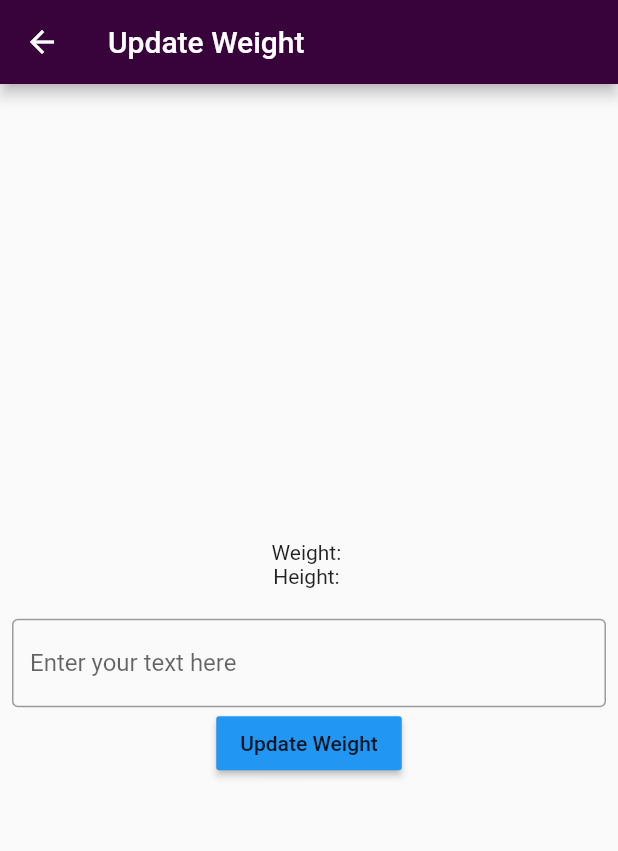
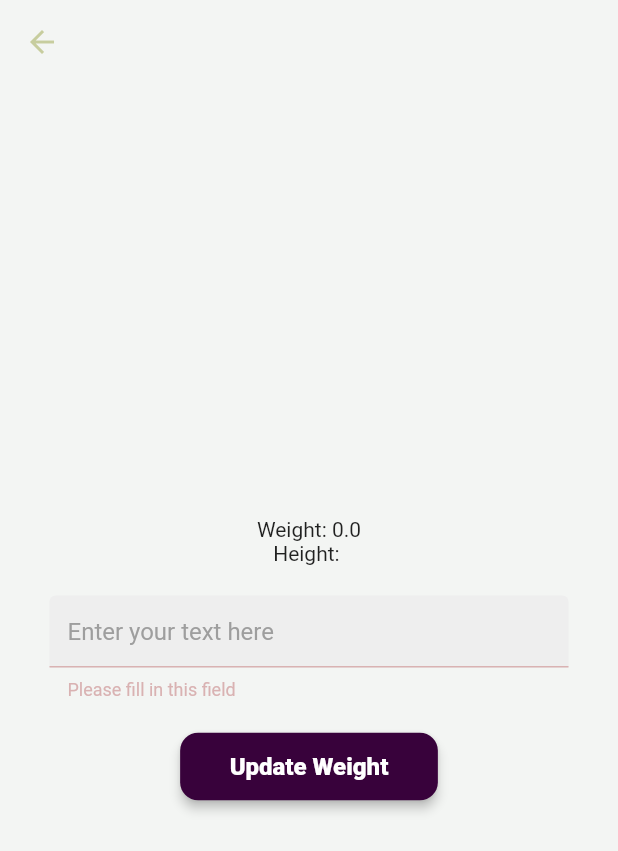
Before and after one commit to bartawil/fitApp, a Flutter app: the UpdateWeightScreen screen opened directly, after a tap on "Update Weight", on a phone screen of 412 x 824 dp. Shown: the top 851 px of the screen. Run offline on Flutter 3.47's test engine with Material 2 defaults, Android fonts, the phone set to English and light mode, and no system bars; our stand-ins replace bloc, cloud_firestore, equatable, firebase_auth, firebase_core, firebase_storage and 4 more; accounts and stored records are empty.

Commit message:
Update weight UI

```diff
--- a/lib/app_view.dart
+++ b/lib/app_view.dart
@@ -27,11 +27,11 @@ class MyAppView extends StatelessWidget {
           // primary: Color.fromRGBO(197, 219, 124, 1),
 
           onPrimary: Colors.white,
-          secondary: Color.fromRGBO(31,47,22, 1),
+          secondary: Color.fromARGB(90,118,132, 1),
           // secondary: Color.fromRGBO(65, 108, 172, 1),
           onSecondary: Colors.black,
 					tertiary: Color.fromRGBO(255, 204, 128, 1),
-          error: Colors.red,
+          error: Color.fromRGBO(217,178,178, 1),
 					outline: Color(0xFF424242)
         ),
 			),
--- a/lib/components/constants.dart
+++ b/lib/components/constants.dart
@@ -6,4 +6,6 @@ RegExp specialCharRexExp = RegExp(r'^(?=.*?[!@#$&*~`)\%\-(_+=;:,.<>/?"[{\]}\|^])
 
 RegExp israeliPhoneNumberRexExp = RegExp(r'^\+?(972|0)(\-)?0?(([23489]{1}\d{7})|[5]{1}\d{8})');
 
+RegExp doubleRexExp = RegExp(r'^\d+\.\d+$');
+
 String defaultAvater = 'https://banner2.cleanpng.com/20180410/bbw/kisspng-avatar-user-medicine-surgery-patient-avatar-5acc9f7a7cb983.0104600115233596105109.jpg';
--- a/lib/components/menu_button.dart
+++ b/lib/components/menu_button.dart
@@ -8,6 +8,7 @@ class MyMenuButton extends StatelessWidget {
   Color? backgroundColor;
   Color? fontColor;
   Color? iconColor;
+
 
   MyMenuButton({
     Key? key,
--- a/lib/screens/authentication/create_user_screen.dart
+++ b/lib/screens/authentication/create_user_screen.dart
@@ -225,9 +225,13 @@ class _CreateUserScreenState extends State<CreateUserScreen> {
 										obscureText: false,
 										keyboardType: TextInputType.number,
 										prefixIcon: const Icon(CupertinoIcons.chart_bar_alt_fill),
-										validator: (val) {
+                    validator: (val) {
                       if (val!.isEmpty) {
                         return 'Please fill in this field';
+                      } else if (val.length < 2) {
+                        return 'Please enter a valid weight';
+                      } else if (!doubleRexExp.hasMatch(val)) {
+                        return 'Format must be XX.XX';
                       } else {
                         try {
                           double age = double.parse(val);
@@ -238,7 +242,7 @@ class _CreateUserScreenState extends State<CreateUserScreen> {
                           return 'Please enter a valid number';
                         }
                       }
-                      return null;
+                        return null;
                     }
 									),
 								),
--- a/lib/screens/home/home_screen.dart
+++ b/lib/screens/home/home_screen.dart
@@ -212,7 +212,7 @@ class _HomeScreenState extends State<HomeScreen> {
                       ],
                     ),
                   ),
-                  const SizedBox(height: 30),
+                  const SizedBox(height: 50),
                   Row(
                     mainAxisAlignment: MainAxisAlignment.center,
                     children: [
@@ -248,7 +248,7 @@ class _HomeScreenState extends State<HomeScreen> {
                           },
                         ),
                       const SizedBox(width: 30),
-                      MyMenuButton(title: "Nutrintion", icon: 'assets/images/nutritional.png'),
+                      MyMenuButton(title: "settings", icon: 'assets/images/settings.png', iconColor: Theme.of(context).colorScheme.background.withOpacity(0.5), backgroundColor: Theme.of(context).colorScheme.primary, fontColor: Theme.of(context).colorScheme.background.withOpacity(0.5)),
                     ],
                   ),
                   const SizedBox(height: 30),
@@ -257,7 +257,8 @@ class _HomeScreenState extends State<HomeScreen> {
                     children: [
                       MyMenuButton(title: "Workouts", icon: 'assets/images/fitness.png'),
                       const SizedBox(width: 30),
-                      MyMenuButton(title: "settings", icon: 'assets/images/settings.png', iconColor: Theme.of(context).colorScheme.background.withOpacity(0.5), backgroundColor: Theme.of(context).colorScheme.primary, fontColor: Theme.of(context).colorScheme.background.withOpacity(0.5)),
+                      MyMenuButton(title: "Nutrintion", icon: 'assets/images/nutritional.png'),
+
                     ],
                   ),
                   const SizedBox(height: 10),
--- a/lib/screens/weight/update_weight_screen.dart
+++ b/lib/screens/weight/update_weight_screen.dart
@@ -2,6 +2,8 @@ import 'package:flutter/material.dart';
 import 'package:flutter_bloc/flutter_bloc.dart';
 import 'package:flutter_demo/blocs/my_user_bloc/my_user_bloc.dart';
 import 'package:flutter_demo/blocs/update_user_info_bloc/update_user_info_bloc.dart';
+import 'package:flutter_demo/components/constants.dart';
+import 'package:flutter_demo/components/text_field.dart';
 import 'package:user_repository/user_repository.dart';
 
 class UpdateWeightScreen extends StatefulWidget {
@@ -12,9 +14,10 @@ class UpdateWeightScreen extends StatefulWidget {
 }
 
 class _UpdateWeightScreenState extends State<UpdateWeightScreen> {
+  final _formKey = GlobalKey<FormState>();
   final weightController = TextEditingController();
-  String? prvWeight;
-  String? newWeight;
+  double? prvWeight;
+  double? newWeight;
 
   @override
   Widget build(BuildContext context) {
@@ -24,36 +27,67 @@ class _UpdateWeightScreenState extends State<UpdateWeightScreen> {
           prvWeight = newWeight;
         }
       },
+      child: Form(
+        key: _formKey,
         child: Scaffold(
           appBar: AppBar(
-          title: const Text('Update Weight'),
+            elevation: 0,
+            backgroundColor: Theme.of(context).colorScheme.background,
             leading: IconButton(
               icon: const Icon(Icons.arrow_back),
               onPressed: () => Navigator.of(context).pop(),
+              color: Theme.of(context).colorScheme.secondary,
             ),
           ),
           body: BlocBuilder<MyUserBloc, MyUserState>(builder: (context, state) {
-          prvWeight = state.user?.weight;
+            prvWeight = double.tryParse(state.user?.weight ?? '') ?? 0.0;
             return Scaffold(
+              backgroundColor: Theme.of(context).colorScheme.background,
               body: Padding(
                 padding: const EdgeInsets.all(8.0),
                 child: Column(
                   mainAxisAlignment: MainAxisAlignment.center,
                   children: [
-                  Text("Weight: ${prvWeight ?? ''}"),
+                    Text("Weight: ${prvWeight?.toString() ?? ''}"),
                     Text("Height: ${state.user?.height ?? ''}"),
                     const SizedBox(
                       height: 20,
                     ),
-                  TextField(
+                    Padding(
+                      padding: const EdgeInsets.symmetric(horizontal: 25.0),
+                      child: SizedBox(
+                        width: MediaQuery.of(context).size.width * 0.9,
+                        child: MyTextField(
                           controller: weightController,
-                    decoration: const InputDecoration(
                           hintText: 'Enter your text here',
-                      border: OutlineInputBorder(),
+                          obscureText: false,
+                          keyboardType: TextInputType.number,
+                          validator: (val) {
+                            if (val!.isEmpty) {
+                              return 'Please fill in this field';
+                            } else if (val.length < 2) {
+                              return 'Please enter a valid weight';
+                            } else if (!doubleRexExp.hasMatch(val)) {
+                              return 'Format must be XX.XX';
+                            } else {
+                              try {
+                                double age = double.parse(val);
+                                if (age < 30 || age > 250) {
+                                  return 'Please enter a valid weight';
+                                }
+                              } catch (e) {
+                                return 'Please enter a valid number';
+                              }
+                            }
+                              return null;
+                          }
                         ),
                       ),
-                  MaterialButton(
+                    ),
+                    const SizedBox(height: 20),
+                    TextButton(
                       onPressed: () {
+                        if (_formKey.currentState!.validate()) {
                           MyUser? user = state.user;
                           user = user!.copyWith(
                             weight: weightController.text,
@@ -63,9 +97,27 @@ class _UpdateWeightScreenState extends State<UpdateWeightScreen> {
                               user!,
                             ));
                           });
+                        }
                       },
-                    color: Colors.blue,
-                    child: const Text("Update Weight"),
+                      style: TextButton.styleFrom (
+                            elevation: 3.0,
+                            backgroundColor:
+                                Theme.of(context).colorScheme.primary,
+                            foregroundColor: Colors.white,
+                            shape: RoundedRectangleBorder(
+                                borderRadius: BorderRadius.circular(12))),
+                      child: Padding(
+                        padding: const EdgeInsets.symmetric(
+                            horizontal: 25, vertical: 5),
+                        child: Text(
+                          'Update Weight',
+                          textAlign: TextAlign.center,
+                          style: TextStyle(
+                              color: Theme.of(context).colorScheme.onPrimary,
+                              fontSize: 16,
+                              fontWeight: FontWeight.w900),
+                        ),
+                      )
                     )
                   ],
                 ),
@@ -73,6 +125,7 @@ class _UpdateWeightScreenState extends State<UpdateWeightScreen> {
             );
           }),
         ),
+      ),
     );
   }
 }
--- a/packages/user_repository/lib/src/models/my_user.dart
+++ b/packages/user_repository/lib/src/models/my_user.dart
@@ -1,5 +1,4 @@
 // ignore_for_file: must_be_immutable
-
 import 'package:equatable/equatable.dart';
 
 import '../entities/entities.dart';
```
Lines whose indentation alone changed are shown as unchanged.
